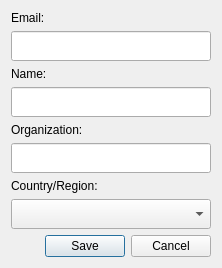
This is LDMP/gui/DlgSettingsEditUpdate.ui in ConservationInternational/trends.earth as Qt 5 draws it before an edit. The edited form follows.
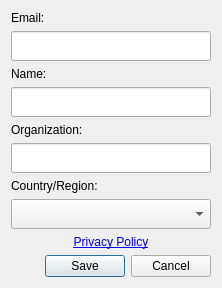
This is the edited form.

Commit message: Clearly link to privacy policy on registration forms

The edit to the form file:
```diff
--- a/LDMP/gui/DlgSettingsEditUpdate.ui
+++ b/LDMP/gui/DlgSettingsEditUpdate.ui
@@ -139,6 +139,31 @@
     </widget>
    </item>
    <item row="8" column="0">
+     <widget class="QLabel" name="label_privacy">
+      <property name="sizePolicy">
+        <sizepolicy hsizetype="Preferred" vsizetype="Minimum">
+         <horstretch>0</horstretch>
+         <verstretch>0</verstretch>
+        </sizepolicy>
+      </property>
+      <property name="text">
+        <string>&lt;html&gt;&lt;head/&gt;&lt;body&gt;&lt;p&gt;&lt;a href=&quot;https://www.conservation.org/policies/privacy&quot;&gt;Privacy Policy&lt;/a&gt;&lt;/p&gt;&lt;/body&gt;&lt;/html&gt;</string>
+      </property>
+      <property name="textFormat">
+        <enum>Qt::RichText</enum>
+      </property>
+      <property name="alignment">
+        <set>Qt::AlignHCenter|Qt::AlignTop</set>
+      </property>
+      <property name="openExternalLinks">
+        <bool>true</bool>
+      </property>
+      <property name="wordWrap">
+        <bool>true</bool>
+      </property>
+     </widget>
+    </item>
+    <item row="9" column="0">
     <widget class="QDialogButtonBox" name="buttonBox">
      <property name="sizePolicy">
       <sizepolicy hsizetype="Expanding" vsizetype="Minimum">
```
Lines whose indentation alone changed are shown as unchanged. The commit also changes 1 other file.
